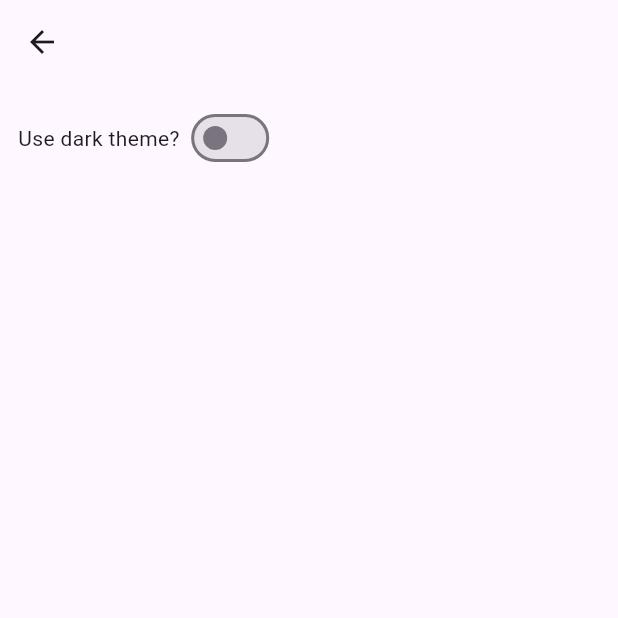
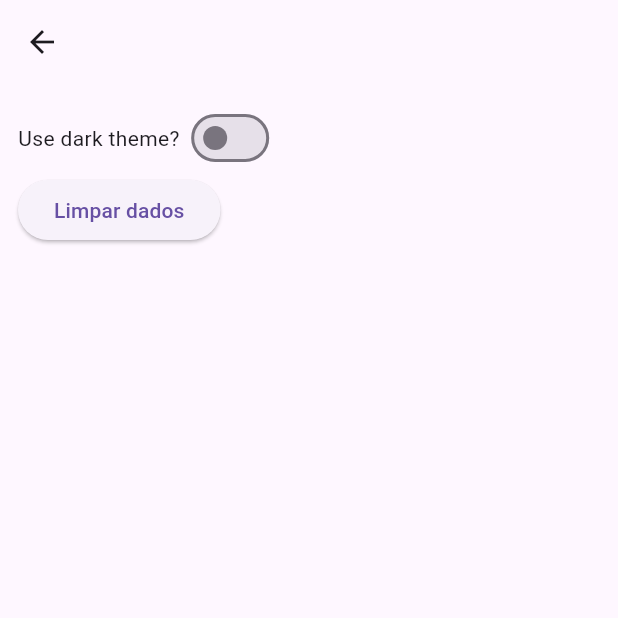
Before and after one commit to UR4N0-235/Fast-Trivia, a Flutter app: the SettingsPage screen opened directly, on a phone screen of 412 x 824 dp, the top half of it. Run offline on Flutter 3.47's test engine with Material 2 defaults, Android fonts, the phone set to English and light mode, and no system bars; our stand-ins replace get, sqflite; accounts and stored records are empty.

```diff
--- a/lib/app/controllers/questions_controller.dart
+++ b/lib/app/controllers/questions_controller.dart
@@ -105,7 +105,6 @@ class QuestionaryController extends GetxController {
     int realValueOfId = index + 1;
     if (_responsesList != null) {
       for (int i = 0; i < _responsesList!.length; i++) {
-        print('${_responsesList![i].questionaryId} == $realValueOfId ?');
         if (_responsesList![i].questionaryId == realValueOfId) return true;
       }
     }
--- a/lib/app/pages/history/components/question_in_history_component.dart
+++ b/lib/app/pages/history/components/question_in_history_component.dart
@@ -1,5 +1,5 @@
+import 'package:fast_trivia/app/geral_components/correction/components/option_correction.dart';
 import 'package:fast_trivia/app/models/questionary_model.dart';
-import 'package:fast_trivia/app/geral_components/correction/components/option_correction.dart';
 import 'package:flutter/material.dart';
 
 // screen that show history and you can select an questionary to do.
@@ -46,7 +46,7 @@ class HistoryScoreQuestion extends StatelessWidget {
                         question.alternativeList.length,
                         (index) => OptionCorrection(
                             alternative: question.alternativeList[index],
-                            selectedAlternativeId: selectedAlternativeId!,
+                            selectedAlternativeId: selectedAlternativeId,
                             correctAlternativeId: question.correctAlternative,
                             ))
                   ],
--- a/lib/app/pages/history/history_page.dart
+++ b/lib/app/pages/history/history_page.dart
@@ -1,7 +1,6 @@
 import 'package:fast_trivia/app/controllers/questions_controller.dart';
 import 'package:fast_trivia/app/models/questionary_model.dart';
 import 'package:fast_trivia/app/pages/history/components/score_history_component.dart';
-import 'package:fast_trivia/app/pages/score/score_page.dart';
 import 'package:flutter/material.dart';
 import 'package:get/get.dart';
 import 'package:intl/intl.dart';
--- a/lib/app/pages/score/score_page.dart
+++ b/lib/app/pages/score/score_page.dart
@@ -12,6 +12,7 @@ class ScorePage extends StatelessWidget {
   Widget build(BuildContext context) {
     QuestionaryController questionaryController =
         Get.put(QuestionaryController());
+        questionaryController.getResponsesFromDataBase();
     return WillPopScope(
         child: Scaffold(
           appBar: AppBar(title: const Text("score page")),
--- a/lib/app/pages/settings/settings_page.dart
+++ b/lib/app/pages/settings/settings_page.dart
@@ -1,6 +1,9 @@
 // that is "firula" just to change app language
+import 'package:fast_trivia/app/controllers/questions_controller.dart';
 import 'package:fast_trivia/app/pages/settings/components/switch_theme.dart';
+import 'package:fast_trivia/db/database_helper.dart';
 import 'package:flutter/material.dart';
+import 'package:get/get.dart';
 
 class SettingsPage extends StatefulWidget {
   const SettingsPage({super.key});
@@ -12,13 +15,25 @@ class SettingsPage extends StatefulWidget {
 class _SettingsPage extends State<SettingsPage> {
   @override
   Widget build(BuildContext context) {
+    QuestionaryController questionaryController = Get.put(QuestionaryController());
     return Scaffold(
         appBar: AppBar(),
-        body: const Padding(
-          padding: EdgeInsets.all(12.0),
+        body: Padding(
+          padding: const EdgeInsets.all(12.0),
           child: Column(
             children: [
-              Row(children: [Text("Use dark theme? "), SwitchThemeWidget()]),
+              const Row(
+                  children: [Text("Use dark theme? "), SwitchThemeWidget()]),
+              Row(
+                children: [
+                  ElevatedButton(
+                      onPressed: () {
+                        DatabaseHelper.instance.clearData();
+                        questionaryController.getResponsesFromDataBase();
+                      },
+                      child: const Text("Limpar dados"))
+                ],
+              )
             ],
           ),
         ));
```
Also changed, not shown: lib/app/pages/questionary/questionary_page.dart (+14 -7 lines), lib/db/database_helper.dart (+12 -7 lines).
